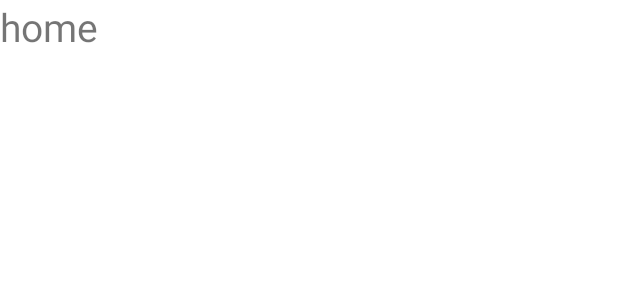
After one commit to shjman/polygon, an Android app: the layout fragment_home.xml on its own in the app's theme, with its tools: preview values and no code run, on a phone screen of 412 x 824 dp. The commit adds this screen. Shown: the top 300 px of the screen. Run offline under Robolectric (Android 15) with nearby library versions, the phone set to English and light mode, and no system bars.

Commit message:
add simple nagivation from splash to homeFragment

```diff
--- /dev/null
+++ b/app/src/main/res/layout/fragment_home.xml
@@ -0,0 +1,17 @@
+<?xml version="1.0" encoding="utf-8"?>
+<androidx.constraintlayout.widget.ConstraintLayout
+    xmlns:android="http://schemas.android.com/apk/res/android"
+    xmlns:app="http://schemas.android.com/apk/res-auto"
+    android:layout_width="match_parent"
+    android:layout_height="match_parent">
+
+    <com.google.android.material.textview.MaterialTextView
+        android:id="@+id/home_title"
+        android:layout_width="wrap_content"
+        android:layout_height="wrap_content"
+        android:text="home"
+        android:textSize="26sp"
+        app:layout_constraintStart_toStartOf="parent"
+        app:layout_constraintTop_toTopOf="parent" />
+
+</androidx.constraintlayout.widget.ConstraintLayout>
```
Also changed, not shown: app/src/main/java/com/shjman/polygon/ui/MainActivity.kt (+0 -12 lines), app/src/main/java/com/shjman/polygon/ui/home/HomeFragment.kt (added, +7 -0 lines), app/src/main/java/com/shjman/polygon/ui/splash/SplashFragment.kt (added, +41 -0 lines), app/src/main/java/com/shjman/polygon/ui/splash/SplashViewModel.kt (added, +9 -0 lines), app/src/main/res/layout/activity_main.xml (+10 -6 lines), app/src/main/res/layout/fragment_splash.xml (added, +27 -0 lines), app/src/main/res/navigation/main.xml (added, +27 -0 lines).
